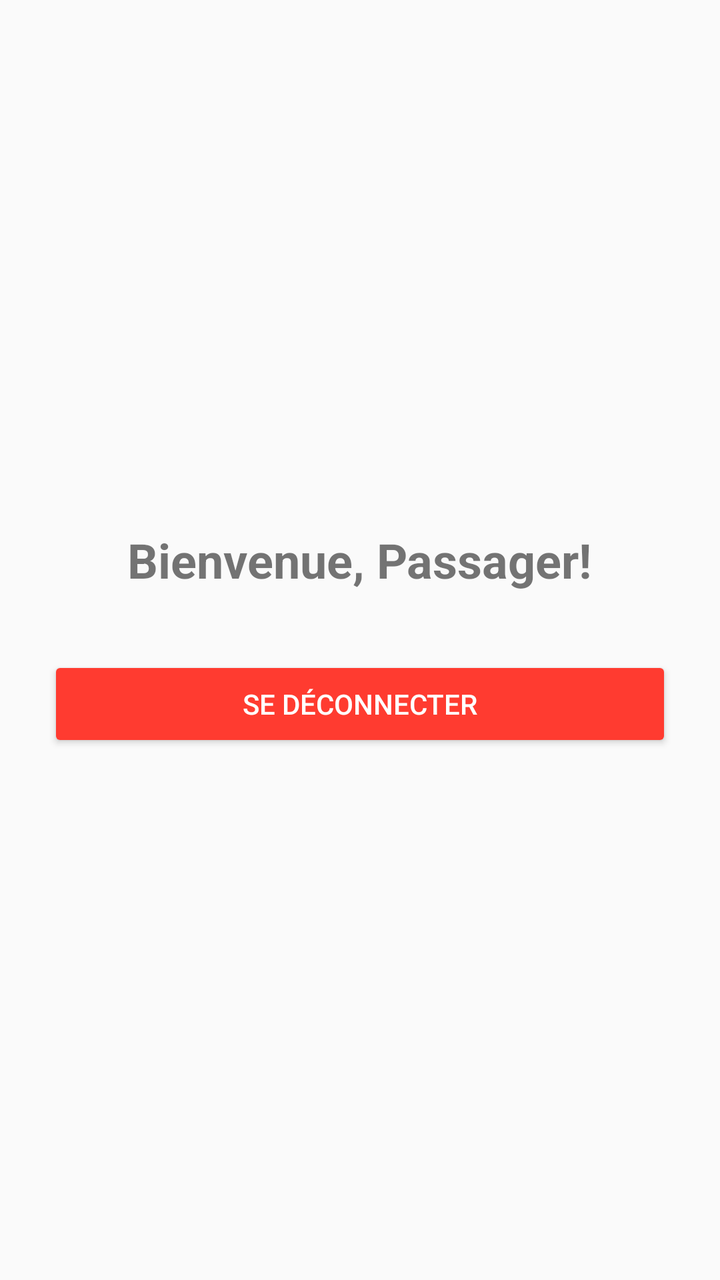
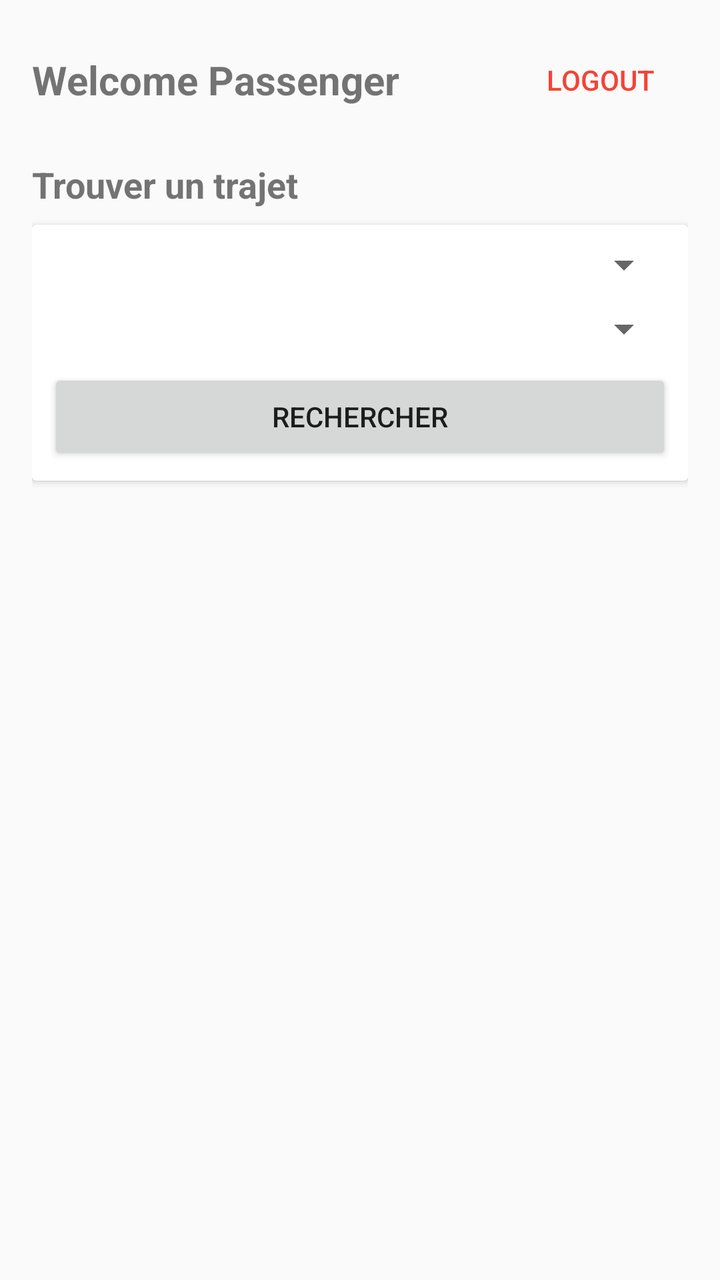

Before-and-after screenshots of an Android layout around one commit, followed by the original layout XML and the change that was made.
<!-- AndroidManifest.xml: application theme Theme.AppCompat.Light.NoActionBar -->
<!-- res/layout/activity_passenger_dashboard.xml -->
<?xml version="1.0" encoding="utf-8"?>
<LinearLayout xmlns:android="http://schemas.android.com/apk/res/android"
    android:layout_width="match_parent"
    android:layout_height="match_parent"
    android:orientation="vertical"
    android:padding="24dp"
    android:gravity="center">

    <TextView
        android:id="@+id/tvWelcomePassenger"
        android:layout_width="wrap_content"
        android:layout_height="wrap_content"
        android:text="Bienvenue, Passager!"
        android:textSize="24sp"
        android:textStyle="bold"
        android:layout_marginBottom="32dp"/>

    <Button
        android:id="@+id/btnLogout"
        android:layout_width="match_parent"
        android:layout_height="wrap_content"
        android:text="Se déconnecter"
        android:backgroundTint="#FF3B30"
        android:textColor="@android:color/white"/>

</LinearLayout>
<!-- resources referenced by this layout -->
<resources>

</resources>

<!-- the commit's change to res/layout/activity_passenger_dashboard.xml (unified diff, before → after) -->
@@ -3,24 +3,77 @@
     android:layout_width="match_parent"
     android:layout_height="match_parent"
     android:orientation="vertical"
-    android:padding="24dp"
-    android:gravity="center">
+    android:padding="16dp">
+
+    <LinearLayout
+        android:layout_width="match_parent"
+        android:layout_height="wrap_content"
+        android:orientation="horizontal"
+        android:gravity="center_vertical">
+
+        <TextView
+            android:id="@+id/tvWelcomePassenger"
+            android:layout_width="0dp"
+            android:layout_height="wrap_content"
+            android:layout_weight="1"
+            android:text="Welcome Passenger"
+            android:textSize="20sp"
+            android:textStyle="bold" />
+
+        <Button
+            android:id="@+id/btnLogout"
+            style="@style/Widget.AppCompat.Button.Borderless"
+            android:layout_width="wrap_content"
+            android:layout_height="wrap_content"
+            android:text="Logout"
+            android:textColor="#F44336" />
+    </LinearLayout>
 
     <TextView
-        android:id="@+id/tvWelcomePassenger"
-        android:layout_width="wrap_content"
-        android:layout_height="wrap_content"
-        android:text="Bienvenue, Passager!"
-        android:textSize="24sp"
-        android:textStyle="bold"
-        android:layout_marginBottom="32dp"/>
-
-    <Button
-        android:id="@+id/btnLogout"
         android:layout_width="match_parent"
         android:layout_height="wrap_content"
-        android:text="Se déconnecter"
-        android:backgroundTint="#FF3B30"
-        android:textColor="@android:color/white"/>
+        android:layout_marginTop="16dp"
+        android:text="Trouver un trajet"
+        android:textSize="18sp"
+        android:textStyle="bold" />
+
+    <androidx.cardview.widget.CardView
+        android:layout_width="match_parent"
+        android:layout_height="wrap_content"
+        android:layout_marginTop="8dp"
+        android:layout_marginBottom="8dp">
+
+        <LinearLayout
+            android:layout_width="match_parent"
+            android:layout_height="wrap_content"
+            android:orientation="vertical"
+            android:padding="8dp">
+
+            <Spinner
+                android:id="@+id/spinnerDeparture"
+                android:layout_width="match_parent"
+                android:layout_height="wrap_content"
+                android:layout_marginBottom="8dp" />
+
+            <Spinner
+                android:id="@+id/spinnerDestination"
+                android:layout_width="match_parent"
+                android:layout_height="wrap_content"
+                android:layout_marginBottom="8dp" />
+
+            <Button
+                android:id="@+id/btnSearch"
+                android:layout_width="match_parent"
+                android:layout_height="wrap_content"
+                android:text="Rechercher" />
+        </LinearLayout>
+    </androidx.cardview.widget.CardView>
+
+    <androidx.recyclerview.widget.RecyclerView
+        android:id="@+id/rvRides"
+        android:layout_width="match_parent"
+        android:layout_height="0dp"
+        android:layout_weight="1"
+        android:layout_marginTop="8dp" />
 
 </LinearLayout>
